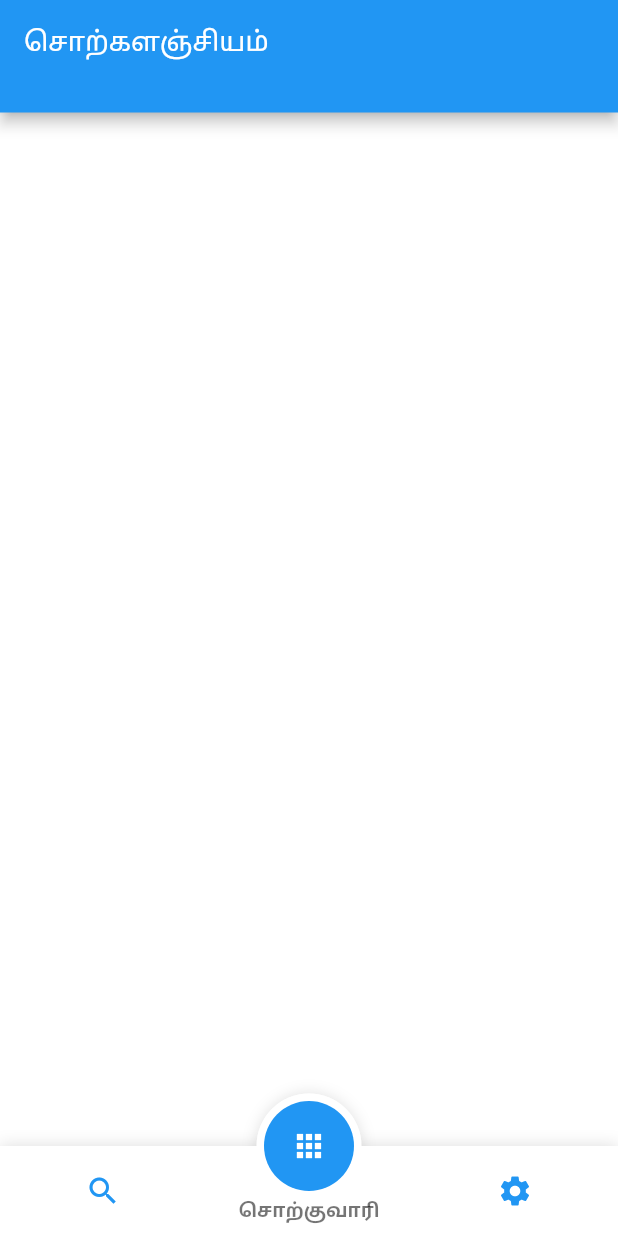
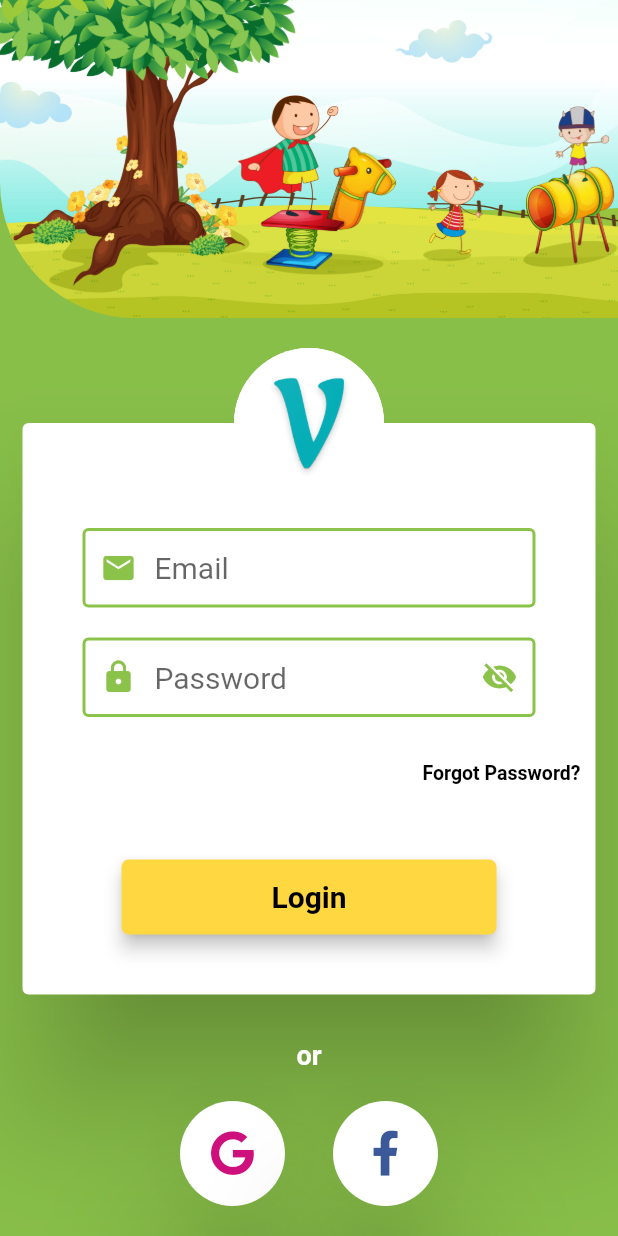
Before and after one commit to NaagAlgates/vasitionary, a Flutter app: the screen it shows after launch, on a phone screen of 412 x 824 dp. Run offline on Flutter 3.47's test engine with Material 2 defaults, Android fonts, the light colour scheme and no system bars; drawn by our look-alikes of fancy_bottom_navigation; our stand-ins replace font_awesome_flutter, share, shared_preferences; missing offline and left inert: autocomplete_textfield; Roboto replaces fonts that are missing (Montserrat).

Commit message:
Login screen UI added

```diff
--- a/lib/main.dart
+++ b/lib/main.dart
@@ -1,9 +1,15 @@
 import 'package:flutter/material.dart';
+import 'package:flutter/services.dart';
 import 'package:vasitionary/ui/homescreen.dart';
+import 'package:vasitionary/ui/login_home.dart';
 import 'helper/constants.dart';
-import 'package:vasitionary/view/homepage.dart';
+import 'package:vasitionary/ui/homepage.dart';
 
-void main() => runApp(new MyApp());
+void main() {
+  // Full screen UI
+  //SystemChrome.setEnabledSystemUIOverlays([]);
+  runApp(new MyApp());
+}
 
 class MyApp extends StatelessWidget {
   // This widget is the root of your application.
@@ -15,7 +21,7 @@ class MyApp extends StatelessWidget {
           textSelectionColor: COLOR_APPBAR, cursorColor: COLOR_APPBAR),
       debugShowCheckedModeBanner: false,
       title: TITLE_MAIN_PAGE,
-      home: HomeScreen(),
+      home: LoginActivity(),
     );
   }
 }
--- a/lib/view/game_card.dart
+++ b/lib/ui/game_card.dart
@@ -1,6 +1,6 @@
 import 'package:flutter/material.dart';
 import 'package:vasitionary/helper/constants.dart';
-import 'package:vasitionary/view/custom_textfield_widget.dart';
+import 'package:vasitionary/ui/custom_textfield_widget.dart';
 
 class GameCardWidget extends StatefulWidget {
 
--- /dev/null
+++ b/lib/ui/login_home.dart
@@ -0,0 +1,320 @@
+import 'package:flutter/material.dart';
+import 'package:vasitionary/helper/constants.dart';
+import 'package:font_awesome_flutter/font_awesome_flutter.dart';
+
+class LoginActivity extends StatefulWidget {
+  @override
+  _LoginActivityState createState() => _LoginActivityState();
+}
+
+class _LoginActivityState extends State<LoginActivity> {
+  bool passwordVisible = true;
+
+  @override
+  Widget build(BuildContext context) {
+    TextStyle style = TextStyle(fontFamily: 'Montserrat', fontSize: 20.0);
+    final emailFocus = FocusNode();
+    final passwordFocus = FocusNode();
+    final emailField = Material(
+        color: Colors.transparent,
+        child: Padding(
+          padding: const EdgeInsets.only(
+              left: 40.0,
+              right: 40.0,
+              top: PADDING_REGULAR_10,
+              bottom: PADDING_REGULAR_10),
+          child: TextFormField(
+            autofocus: false,
+            focusNode: emailFocus,
+            enabled: true,
+            maxLines: 1,
+            maxLength: 30,
+            textInputAction: TextInputAction.next,
+            style: style,
+            onFieldSubmitted: (v) {
+              //_fieldFocusChange(context,emailFocus,passwordFocus);
+            },
+            decoration: InputDecoration(
+                enabledBorder: OutlineInputBorder(
+                  borderSide: BorderSide(
+                    color: Colors.lightGreen,
+                    width: 2.0,
+                  ),
+                ),
+                enabled: true,
+                focusedBorder: OutlineInputBorder(
+                  borderSide: BorderSide(color: Colors.lightGreen, width: 2.0),
+                ),
+                filled: true,
+                fillColor: Colors.transparent,
+                prefixIcon: Icon(
+                  Icons.email,
+                  color: Colors.lightGreen,
+                ),
+                contentPadding: EdgeInsets.fromLTRB(20.0, 15.0, 20.0, 15.0),
+                hintText: "Email",
+                counterText: "",
+                border: OutlineInputBorder(
+                    borderRadius: BorderRadius.circular(5.0))),
+          ),
+        ));
+    final passwordField = Material(
+        color: Colors.transparent,
+        child: Padding(
+          padding: const EdgeInsets.only(
+              left: 40.0,
+              right: 40.0,
+              top: PADDING_REGULAR_10,
+              bottom: PADDING_REGULAR_10),
+          child: TextFormField(
+            autofocus: false,
+            focusNode: passwordFocus,
+            onFieldSubmitted: (v) {
+              //_fieldFocusChange(context,emailFocus,passwordFocus);
+            },
+            maxLines: 1,
+            maxLength: 30,
+            obscureText: passwordVisible,
+            style: style,
+            textInputAction: TextInputAction.done,
+            decoration: InputDecoration(
+                enabledBorder: OutlineInputBorder(
+                  borderSide: BorderSide(color: Colors.lightGreen, width: 2.0),
+                ),
+                focusedBorder: OutlineInputBorder(
+                  borderSide: BorderSide(color: Colors.lightGreen, width: 2.0),
+                ),
+                enabled: true,
+                prefixIcon: Icon(
+                  Icons.lock,
+                  color: Colors.lightGreen,
+                ),
+                suffixIcon: IconButton(
+                    icon: Icon(
+                      passwordVisible ? Icons.visibility : Icons.visibility_off,
+                      color: Colors.lightGreen,
+                    ),
+                    onPressed: () {
+                      // Update the state i.e. toogle the state of passwordVisible variable
+                      setState(() {
+                        passwordVisible = !passwordVisible;
+                      });
+                    }),
+                contentPadding: EdgeInsets.fromLTRB(20.0, 15.0, 20.0, 15.0),
+                hintText: "Password",
+                counterText: "",
+                border: OutlineInputBorder(
+                  borderRadius: BorderRadius.circular(5.0),
+                )),
+          ),
+        ));
+    final loginButton = Material(
+      elevation: 5.0,
+      borderRadius: BorderRadius.circular(5.0),
+      color: Colors.amberAccent,
+      child: MaterialButton(
+        height: 50.0,
+        minWidth: 250.0,
+        splashColor: Colors.yellowAccent,
+        onPressed: () {},
+        child: Text("Login",
+            textAlign: TextAlign.center,
+            style: style.copyWith(
+                color: Colors.black, fontWeight: FontWeight.bold)),
+      ),
+    );
+    return Scaffold(
+        body: Builder(
+      builder: (context) => Stack(fit: StackFit.expand, children: <Widget>[
+            Container(
+              //height: double.infinity,
+              width: MediaQuery.of(context).size.width,
+              height: MediaQuery.of(context).size.height,
+              decoration: new BoxDecoration(
+                  color: Colors.lightGreen,
+                  backgroundBlendMode: BlendMode.modulate),
+              child: SingleChildScrollView(
+                reverse: true,
+                child: Column(
+                  children: <Widget>[
+                    Stack(
+                      children: <Widget>[
+                        Container(
+                            height: 300.0,
+                            decoration: new BoxDecoration(
+                                border: new Border.all(
+                                    color: Colors.transparent,
+                                    width: 5.0,
+                                    style: BorderStyle.solid),
+                                borderRadius: new BorderRadius.only(
+                                    bottomLeft: Radius.circular(90.0)),
+                                image: new DecorationImage(
+                                  image: new AssetImage(
+                                      'assets/images/app_background.jpg'),
+                                  fit: BoxFit.cover,
+                                  colorFilter: new ColorFilter.mode(
+                                      Colors.black.withOpacity(0.0),
+                                      BlendMode.multiply),
+                                )))
+                      ],
+                    ),
+                    SizedBox(
+                      height: 60.0,
+                    ),
+                    Padding(
+                      padding: const EdgeInsets.only(left: 10.0, right: 10.0),
+                      child: Stack(
+                        children: <Widget>[
+                          Card(
+                            elevation: 40.0,
+                            margin: EdgeInsets.only(
+                                top: 10.0, bottom: 10.0, left: 5.0, right: 5.0),
+                            child: Column(
+                                crossAxisAlignment: CrossAxisAlignment.center,
+                                mainAxisAlignment: MainAxisAlignment.center,
+                                children: <Widget>[
+                                  SizedBox(
+                                    height: 60.0,
+                                  ),
+                                  emailField,
+                                  passwordField,
+                                  SizedBox(
+                                    height: 10.0,
+                                  ),
+                                  Align(
+                                      alignment: Alignment.centerRight,
+                                      child: Padding(
+                                        padding: const EdgeInsets.all(
+                                            PADDING_REGULAR_10),
+                                        child: Text(
+                                          "Forgot Password?",
+                                          maxLines: 1,
+                                          style: TextStyle(
+                                            fontSize: 13.0,
+                                            color: Colors.black,
+                                            fontWeight: FontWeight.bold,
+                                          ),
+                                        ),
+                                      )),
+                                  SizedBox(
+                                    height: 40.0,
+                                  ),
+                                  loginButton,
+                                  SizedBox(
+                                    height: 40.0,
+                                  ),
+                                ]),
+                          ),
+                          FractionalTranslation(
+                            translation: Offset(0.0, -0.4),
+                            child: Align(
+                              child: CircleAvatar(
+                                  backgroundColor: COLOR_WHITE,
+                                  radius: RADIUS_SMALL_CIRCLE,
+                                  child: ClipOval(
+                                    child: Image(
+                                      image: new AssetImage(
+                                          "assets/images/logo.gif"),
+                                      fit: BoxFit.scaleDown,
+                                    ),
+                                  )),
+                              alignment: FractionalOffset(0.5, 1.0),
+                            ),
+                          ),
+                        ],
+                      ),
+                    ),
+                    Column(
+                        crossAxisAlignment: CrossAxisAlignment.center,
+                        mainAxisAlignment: MainAxisAlignment.center,
+                        children: <Widget>[
+                          SizedBox(
+                            height: 20.0,
+                          ),
+                          Text(
+                            "or",
+                            style: TextStyle(
+                              fontSize: 18.0,
+                              color: Colors.white,
+                              fontWeight: FontWeight.bold,
+                            ),
+                          ),
+                          SizedBox(
+                            height: 20.0,
+                          ),
+                        ]),
+                    Row(mainAxisAlignment: MainAxisAlignment.center, children: <
+                        Widget>[
+                      Center(
+                        child: Container(
+                          child: RaisedButton(
+                            elevation: 40.0,
+                            color: Colors.white,
+                            splashColor: Colors.amberAccent,
+                            onPressed: () {
+                              //do nothing
+                            },
+                            shape: CircleBorder(
+                              side: BorderSide(style: BorderStyle.none),
+                            ),
+                            child: Center(
+                              child: Padding(
+                                padding:
+                                    const EdgeInsets.all(PADDING_REGULAR_20),
+                                child: Icon(
+                                  FontAwesomeIcons.google,
+                                  color: Color(0xffCE107c),
+                                  size: 30.0,
+                                ),
+                              ),
+                            ),
+                          ),
+                        ),
+                      ),
+                      Center(
+                        child: Container(
+                          child: RaisedButton(
+                            elevation: 40.0,
+                            color: Colors.white,
+                            splashColor: Colors.amberAccent,
+                            onPressed: () {
+                              //do nothing
+                            },
+                            shape: CircleBorder(
+                              side: BorderSide(style: BorderStyle.none),
+                            ),
+                            child: Center(
+                              child: Padding(
+                                padding:
+                                    const EdgeInsets.all(PADDING_REGULAR_20),
+                                child: Icon(
+                                  FontAwesomeIcons.facebookF,
+                                  color: Color.fromRGBO(59, 89, 152, 1.0),
+                                  size: 30.0,
+                                ),
+                              ),
+                            ),
+                          ),
+                        ),
+                      ),
+                    ]),
+                    SizedBox(
+                      height: 20.0,
+                    ),
+                  ],
+                ),
+              ),
+            ),
+          ]),
+    ));
+  }
+
+  @override
+  void initState() {
+    passwordVisible = false;
+  }
+/*  _fieldFocusChange(BuildContext context, FocusNode currentFocus,FocusNode nextFocus) {
+    currentFocus.unfocus();
+    FocusScope.of(context).requestFocus(nextFocus);
+  }*/
+}
--- a/pubspec.yaml
+++ b/pubspec.yaml
@@ -27,6 +27,7 @@ dependencies:
   share: ^0.6.1
   shared_preferences: ^0.4.3
   fancy_bottom_navigation: ^0.3.2
+  font_awesome_flutter: ^8.4.0
 
 dev_dependencies:
   flutter_test:
@@ -57,6 +58,7 @@ flutter:
     - assets/images/semi_background.png
     - assets/images/icon_tip.png
     - assets/images/icon_thiruvalluvar.png
+    - assets/images/logo.gif
   #  - images/a_dot_ham.jpeg
 
   # An image asset can refer to one or more resolution-specific "variants", see
```
Also changed, not shown: lib/ui/game_card_parent_widget.dart (renamed from lib/view/game_card_parent_widget.dart, +4 -4 lines), lib/ui/homepage.dart (renamed from lib/view/homepage.dart, +6 -6 lines), assets/images/app_background.jpg, assets/images/logo.gif (added), lib/bloc/login_account_create.dart (added), lib/bloc/login_forgot_password.dart (added), lib/bloc/login_validate.dart (added), lib/ui/custom_textfield_widget.dart (renamed from lib/view/custom_textfield_widget.dart), lib/ui/game_word_list.dart (renamed from lib/view/game_word_list.dart), lib/ui/homepage_card_widget.dart (renamed from lib/view/homepage_card_widget.dart), lib/ui/login_account_create.dart (added), lib/ui/login_forgot_password.dart (added), lib/ui/navigation_animation.dart (renamed from lib/view/navigation_animation.dart), lib/ui/view_word_meaning.dart (renamed from lib/view/view_word_meaning.dart), 1 more files, 1 other file.
